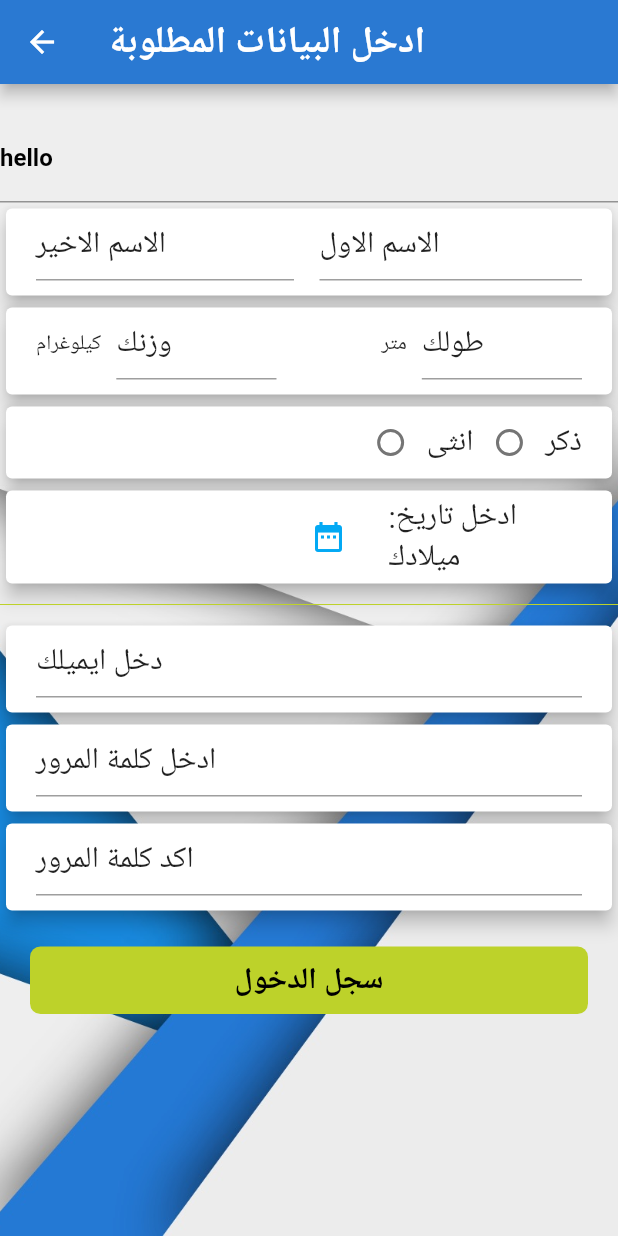
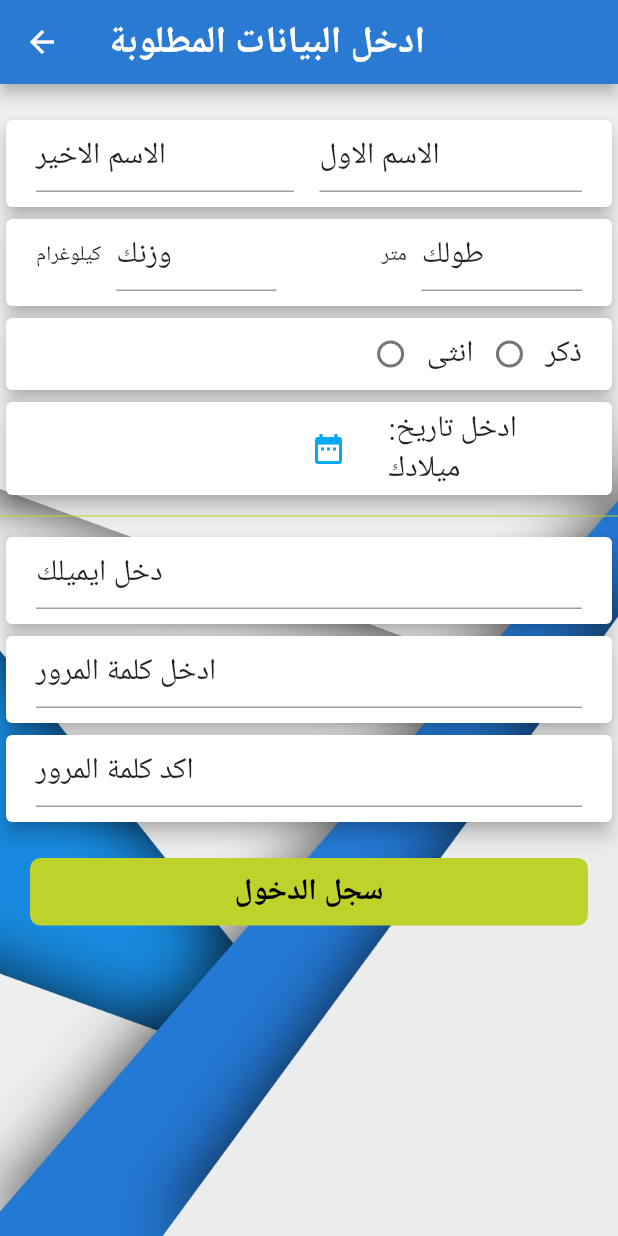
Before and after one commit to rashakh/ss_verion0, a Flutter app: the Registration screen opened by its route, on a phone screen of 412 x 824 dp. Run offline on Flutter 3.47's test engine with Material 2 defaults, Android fonts, the phone set to English and light mode, and no system bars; our stand-ins replace month_picker_dialog.

Commit message:
RLF registration conversion

```diff
--- a/lib/src/screen/loginpage.dart
+++ b/lib/src/screen/loginpage.dart
@@ -4,8 +4,6 @@
 import 'package:flutter/material.dart'; // flutter main package
 import 'package:http/http.dart' as http;
 import '../widgets/aimagesize.dart'; //import animation widget
-import '../widgets/buttonwidget.dart'; //import button widget
-import '../widgets/textformwidget.dart';
 
 // StatefulWidget LoginPage class which has variable state
 class LoginPage extends StatefulWidget {
@@ -120,6 +118,7 @@ class _LoginPageState extends State<LoginPage> {
     return [
       new TextFormField(
         //controller: _user,
+        textDirection: TextDirection.rtl,
         decoration: InputDecoration(
           hintText: 'ادخل ايميلك',
           hintStyle: new TextStyle(fontSize: 20.0, color: Colors.black87),
--- a/lib/src/screen/registration.dart
+++ b/lib/src/screen/registration.dart
@@ -1,11 +1,11 @@
 // Registration file which contains the Registration page, and its properties
 // this file allows user to register into the App, represented by 'r_1' Use-Case
 
-import 'package:flutter/material.dart';
-import 'package:intl/intl.dart'; // flutter main package
+import 'package:flutter/material.dart'; // flutter main package
+import 'package:intl/intl.dart'as intl; // flutter main package
 import 'package:month_picker_dialog/month_picker_dialog.dart';
 import 'loginpage.dart';
-import '../widgets/textformwidget.dart';
+
 class Registration extends StatelessWidget {
   @override
   Widget build(BuildContext context) {
@@ -31,7 +31,7 @@ class RegistrationForm extends StatefulWidget {
 
 class _RegistrationFormState extends State<RegistrationForm> {
   final _formKey = GlobalKey<FormState>();
-  final DateFormat format = new DateFormat('y-M-d');
+  final intl.DateFormat format = new intl.DateFormat('y-M-d');
   String _email, _password, _fName, _lName;
   int _gender;
   double _height, _weight;
@@ -107,9 +107,7 @@ class _RegistrationFormState extends State<RegistrationForm> {
                     child: new SingleChildScrollView(
                       child: Column(
                         crossAxisAlignment: CrossAxisAlignment.start,
-                        children: <Widget>[
-                          new TextForm(text: 'hello', errorText: 'wrong email',),
-                          new Card(
+                        children: <Widget>[                          new Card(
                             elevation: 5.0,
                             //margin: new EdgeInsets.all(13.0),
                             color: Colors.white,
@@ -125,6 +123,7 @@ class _RegistrationFormState extends State<RegistrationForm> {
                                           right: 10.0,
                                         ),
                                         child: new TextFormField(
+                                          textDirection: TextDirection.rtl,
                                           decoration: InputDecoration(
                                             contentPadding:
                                                 EdgeInsets.symmetric(
@@ -150,6 +149,7 @@ class _RegistrationFormState extends State<RegistrationForm> {
                                           left: 7.0,
                                         ),
                                         child: new TextFormField(
+                                          textDirection: TextDirection.rtl,
                                           decoration: InputDecoration(
                                             contentPadding:
                                                 EdgeInsets.symmetric(
@@ -192,6 +192,7 @@ class _RegistrationFormState extends State<RegistrationForm> {
                                           left: 10.0,
                                         ),
                                         child: new TextFormField(
+                                          textDirection: TextDirection.rtl,
                                           decoration: InputDecoration(
                                             contentPadding:
                                                 EdgeInsets.symmetric(
@@ -223,6 +224,7 @@ class _RegistrationFormState extends State<RegistrationForm> {
                                           left: 10.0,
                                         ),
                                         child: new TextFormField(
+                                          textDirection: TextDirection.rtl,
                                           decoration: InputDecoration(
                                             contentPadding:
                                                 EdgeInsets.symmetric(
--- a/pubspec.yaml
+++ b/pubspec.yaml
@@ -35,7 +35,7 @@ dev_dependencies:
   flutter_test:
     sdk: flutter
   http: any
-  intl_translation: "0.17.0"
+  #intl_translation: "0.17.0"
 
 
 # For information on the generic Dart part of this file, see the
```
Also changed, not shown: lib/main.dart (+1 -7 lines), 1 other file.
